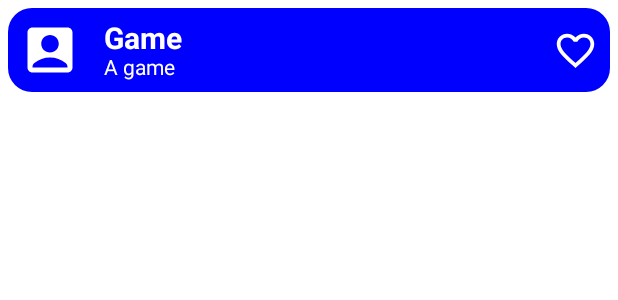
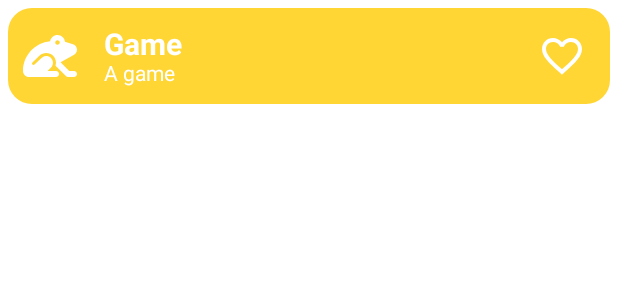
Before and after one commit to paleros/Playbook, an Android app built with Jetpack Compose: the @Preview function GameCardPreview, on a phone screen of 412 x 824 dp. Shown: the top 300 px of the screen. Run offline under Robolectric (Android 15) with nearby library versions, the phone set to English and light mode, and no system bars; our stand-ins replace Compose Multiplatform resources.

Commit message:
Jatek kartya megjelenitese, szinek, ikonok

```diff
--- a/composeApp/build.gradle.kts
+++ b/composeApp/build.gradle.kts
@@ -32,6 +32,7 @@ kotlin {
             implementation(compose.components.uiToolingPreview)
             implementation(libs.androidx.lifecycle.viewmodelCompose)
             implementation(libs.androidx.lifecycle.runtimeCompose)
+            implementation(compose.materialIconsExtended)
         }
         commonTest.dependencies {
             implementation(libs.kotlin.test)
--- a/composeApp/src/androidMain/kotlin/com/peros/playbook/presentation/game/GameCard.kt
+++ /dev/null
@@ -1,100 +0,0 @@
-package com.peros.playbook.presentation.game
-
-import androidx.compose.foundation.clickable
-import androidx.compose.foundation.layout.Column
-import androidx.compose.foundation.layout.Row
-import androidx.compose.foundation.layout.Spacer
-import androidx.compose.foundation.layout.fillMaxWidth
-import androidx.compose.foundation.layout.padding
-import androidx.compose.foundation.layout.size
-import androidx.compose.foundation.layout.width
-import androidx.compose.foundation.shape.RoundedCornerShape
-import androidx.compose.material.icons.Icons
-import androidx.compose.material.icons.filled.AccountBox
-import androidx.compose.material.icons.filled.Favorite
-import androidx.compose.material.icons.filled.FavoriteBorder
-import androidx.compose.material3.Card
-import androidx.compose.material3.CardDefaults
-import androidx.compose.material3.Icon
-import androidx.compose.material3.Text
-import androidx.compose.runtime.Composable
-import androidx.compose.ui.Alignment
-import androidx.compose.ui.Modifier
-import androidx.compose.ui.graphics.Color
-import androidx.compose.ui.text.font.FontWeight
-import androidx.compose.ui.tooling.preview.Preview
-import androidx.compose.ui.unit.dp
-import androidx.compose.ui.unit.sp
-import com.peros.playbook.game.Game
-
-/**
- * Egy jatek elem megjelenitese
- * @param game a jatek
- * @param onClick a kattintas esemeny
- */
-@Composable
-fun GameCard(game: Game,
-               //onClick: () -> Unit
-) {
-
-    val defaultColor = Color.White
-
-    Card(
-    modifier = Modifier
-    .fillMaxWidth()
-    .padding(5.dp)
-    //.clickable {onClick()},                   //TODO kattinthatosag
-    ,shape = RoundedCornerShape(16.dp),
-    colors = CardDefaults.cardColors(containerColor = Color.Blue)    //TODO színt automatikusra
-    ) {
-        Row(
-            modifier = Modifier.padding(8.dp),
-            verticalAlignment = Alignment.CenterVertically
-        ) {
-            Icon(
-                imageVector = Icons.Default.AccountBox, //TODO ikont automatikusra
-                contentDescription = null,
-                tint = defaultColor,
-                modifier = Modifier.run { size(40.dp) }
-            )
-            Spacer(modifier = Modifier.width(16.dp))
-            Column {
-                Text(
-                    text = game.name, fontSize = 20.sp,
-                    fontWeight = FontWeight.Bold,
-                    color = defaultColor
-                )
-                Spacer(modifier = Modifier.width(16.dp))
-                Text(
-                    text = game.shortDescription,
-                    fontSize = 14.sp,
-                    color = defaultColor
-                )
-            }
-            Spacer(modifier = Modifier.width(16.dp).weight(1f))
-
-            //TODO kedveles gomb letrehozasa
-            if (game.liked) { //Ez nem jo, mert nem gomb
-                Icon(
-                    imageVector = Icons.Default.Favorite, //TODO automatikus frissites
-                    contentDescription = null,
-                    tint = defaultColor,
-                    modifier = Modifier.run { size(30.dp) }
-                )
-            } else {
-                Icon(
-                    imageVector = Icons.Default.FavoriteBorder ,
-                    contentDescription = null,
-                    tint = defaultColor,
-                    modifier = Modifier.run { size(30.dp) }
-                )
-            }
-        }
-    }
-}
-
-@Preview
-@Composable
-fun GameCardPreview() {
-    GameCard( Game())
-}
--- /dev/null
+++ b/composeApp/src/androidMain/kotlin/com/peros/playbook/theme/Icons.android.kt
@@ -0,0 +1,19 @@
+package com.peros.playbook.theme
+
+import androidx.compose.runtime.Composable
+import androidx.compose.ui.graphics.painter.Painter
+import androidx.compose.ui.res.painterResource
+import com.peros.playbook.R
+
+/**
+ * Az ikonok megfeleo megjelenitese platformonkent
+ */
+
+actual val FrogIcon: Painter
+    @Composable get() = painterResource(R.drawable.frog_solid_full)
+
+actual val CrowIcon: Painter
+    @Composable get() = painterResource(R.drawable.crow_solid_full)
+
+actual val HorseIcon: Painter
+    @Composable get() = painterResource(R.drawable.horse_solid_full)
--- a/composeApp/src/commonMain/kotlin/com/peros/playbook/game/Game.kt
+++ b/composeApp/src/commonMain/kotlin/com/peros/playbook/game/Game.kt
@@ -21,6 +21,5 @@ class Game {
     val time: List<Enum<TIME>> = listOf(TIME.SHORT)
     val ageGroup: List<Enum<AGEGROUP>> = listOf(AGEGROUP.KIDS)
     val location: List<Enum<LOCATION>> = listOf(LOCATION.INDOOR)
-    val liked: Boolean = false
-
+    var liked: Boolean = false
 }
--- /dev/null
+++ b/composeApp/src/commonMain/kotlin/com/peros/playbook/presentation/game/GameCard.kt
@@ -0,0 +1,134 @@
+package com.peros.playbook.presentation.game
+
+import androidx.compose.foundation.layout.Column
+import androidx.compose.foundation.layout.Row
+import androidx.compose.foundation.layout.Spacer
+import androidx.compose.foundation.layout.fillMaxWidth
+import androidx.compose.foundation.layout.padding
+import androidx.compose.foundation.layout.size
+import androidx.compose.foundation.layout.width
+import androidx.compose.foundation.shape.RoundedCornerShape
+import androidx.compose.material3.Card
+import androidx.compose.material3.CardDefaults
+import androidx.compose.material3.Icon
+import androidx.compose.material3.Text
+import androidx.compose.runtime.Composable
+import androidx.compose.ui.Alignment
+import androidx.compose.ui.Modifier
+import androidx.compose.ui.graphics.Color
+import androidx.compose.ui.text.font.FontWeight
+import androidx.compose.ui.unit.dp
+import androidx.compose.ui.unit.sp
+import com.example.gearlistapp.ui.theme.AppBlue
+import com.example.gearlistapp.ui.theme.AppDarkGreen
+import com.example.gearlistapp.ui.theme.AppGray
+import com.example.gearlistapp.ui.theme.AppYellow
+import com.example.gearlistapp.ui.theme.BaseWhite
+import com.peros.playbook.game.AGEGROUP
+import com.peros.playbook.game.Game
+import com.peros.playbook.game.TIME
+import com.peros.playbook.presentation.ui.FavoriteButton
+import com.peros.playbook.theme.CrowIcon
+import com.peros.playbook.theme.FrogIcon
+import com.peros.playbook.theme.HorseIcon
+import org.jetbrains.compose.ui.tooling.preview.Preview
+import org.jetbrains.compose.resources.ExperimentalResourceApi
+
+/**
+ * Egy jatek elem megjelenitese
+ * @param game a jatek
+ * @param onClick a kattintas esemeny
+ */
+@Composable
+fun GameCard(game: Game,
+               //onClick: () -> Unit
+) {
+
+    val defaultTextColor = BaseWhite
+
+    /**
+     * A Korosztaly alapjan beallitja a kartyat szinet
+     */
+     val backgroundColor = if (game.ageGroup[0] == AGEGROUP.KIDS) {
+        AppYellow
+    } else if (game.ageGroup[0] == AGEGROUP.TEENS) {
+        AppDarkGreen
+    } else if (game.ageGroup[0] == AGEGROUP.ADULTS) {
+        AppGray
+    } else {
+        AppBlue
+    }
+
+    Card(
+    modifier = Modifier
+    .fillMaxWidth()
+    .padding(5.dp)
+    //.clickable {onClick()},                   //TODO kattinthatosag
+    ,shape = RoundedCornerShape(16.dp),
+    colors = CardDefaults.cardColors(containerColor = backgroundColor)
+    ) {
+        Row(
+            modifier = Modifier.padding(8.dp),
+            verticalAlignment = Alignment.CenterVertically
+        ) {
+            GameIcon(game = game,
+                color = defaultTextColor)
+            Spacer(modifier = Modifier.width(16.dp))
+            Column {
+                Text(
+                    text = game.name, fontSize = 20.sp,
+                    fontWeight = FontWeight.Bold,
+                    color = defaultTextColor
+                )
+                Spacer(modifier = Modifier.width(16.dp))
+                Text(
+                    text = game.shortDescription,
+                    fontSize = 14.sp,
+                    color = defaultTextColor
+                )
+            }
+            Spacer(modifier = Modifier.width(16.dp).weight(1f))
+
+            FavoriteButton(
+                isInitiallyFavorite = false,
+                onFavoriteChange = { isFav ->
+                    game.liked = isFav
+                    println("Favorite state changed: $isFav")
+                }
+            )
+        }
+    }
+}
+
+/**
+ * A jatek ikonjat jeleniti meg a jatek idotartama alapjan
+ * @param game a jatek
+ * @param color az ikon szine
+ */
+@OptIn(ExperimentalResourceApi::class)
+@Composable
+fun GameIcon(game: Game,
+             color: Color = BaseWhite) {
+    val icon = when (game.time[0]) {
+        TIME.SHORT -> FrogIcon
+        TIME.MEDIUM -> CrowIcon
+        TIME.LONG -> HorseIcon
+        else -> {FrogIcon}
+    }
+
+    Icon(
+        painter = icon,
+        contentDescription = null,
+        tint = color,
+        modifier = Modifier.size(40.dp)
+    )
+}
+
+/**
+ * Elonezet a GameCard-hoz
+ */
+@Preview
+@Composable
+fun GameCardPreview() {
+    GameCard( Game())
+}
--- /dev/null
+++ b/composeApp/src/commonMain/kotlin/com/peros/playbook/presentation/ui/FavoriteButton.kt
@@ -0,0 +1,42 @@
+package com.peros.playbook.presentation.ui
+
+import androidx.compose.material3.*
+import androidx.compose.runtime.*
+import androidx.compose.ui.Modifier
+import androidx.compose.ui.unit.dp
+import androidx.compose.foundation.layout.size
+import androidx.compose.ui.graphics.Color
+import com.example.gearlistapp.ui.theme.BaseWhite
+import androidx.compose.material.icons.Icons
+import androidx.compose.material.icons.filled.Favorite
+import androidx.compose.material.icons.filled.FavoriteBorder
+import androidx.compose.material3.Icon
+
+/**
+ * Kedvenc gomb, amely megjeleniti, hogy egy elem kedvenc-e vagy sem.
+ * @param isInitiallyFavorite Kezdeti allapot (kedvenc vagy sem).
+ * @param defaultColor A gomb szine.
+ * @param onFavoriteChange Callback, amely akkor hivodik meg, amikor a kedvenc allapot valtozik.
+ */
+@Composable
+fun FavoriteButton(
+    isInitiallyFavorite: Boolean = false,
+    defaultColor: Color = BaseWhite,
+    onFavoriteChange: (Boolean) -> Unit = {}
+) {
+    var isFavorite by remember { mutableStateOf(isInitiallyFavorite) }
+
+    IconButton(
+        onClick = {
+            isFavorite = !isFavorite
+            onFavoriteChange(isFavorite)
+        }
+    ) {
+        Icon(
+            imageVector = if (isFavorite) Icons.Filled.Favorite else Icons.Filled.FavoriteBorder,
+            contentDescription = null,
+            tint = defaultColor,
+            modifier = Modifier.size(32.dp)
+        )
+    }
+}
```
Also changed, not shown: composeApp/src/androidMain/kotlin/com/peros/playbook/MainActivity.kt (+7 -2 lines), composeApp/src/androidMain/res/drawable/crow_solid_full.xml (added, +9 -0 lines), composeApp/src/androidMain/res/drawable/frog_solid_full.xml (added, +9 -0 lines), composeApp/src/androidMain/res/drawable/horse_solid_full.xml (added, +9 -0 lines), composeApp/src/commonMain/kotlin/com/peros/playbook/App.kt (+6 -18 lines), composeApp/src/commonMain/kotlin/com/peros/playbook/theme/Color.kt (added, +24 -0 lines), composeApp/src/commonMain/kotlin/com/peros/playbook/theme/Icons.kt (added, +11 -0 lines), composeApp/src/commonMain/kotlin/com/peros/playbook/theme/Theme.kt (added, +53 -0 lines), composeApp/src/commonMain/composeResources/drawable/crow-solid-full.svg (added), composeApp/src/commonMain/composeResources/drawable/frog-solid-full.svg (added), composeApp/src/commonMain/composeResources/drawable/horse-solid-full.svg (added), 2 other files.
